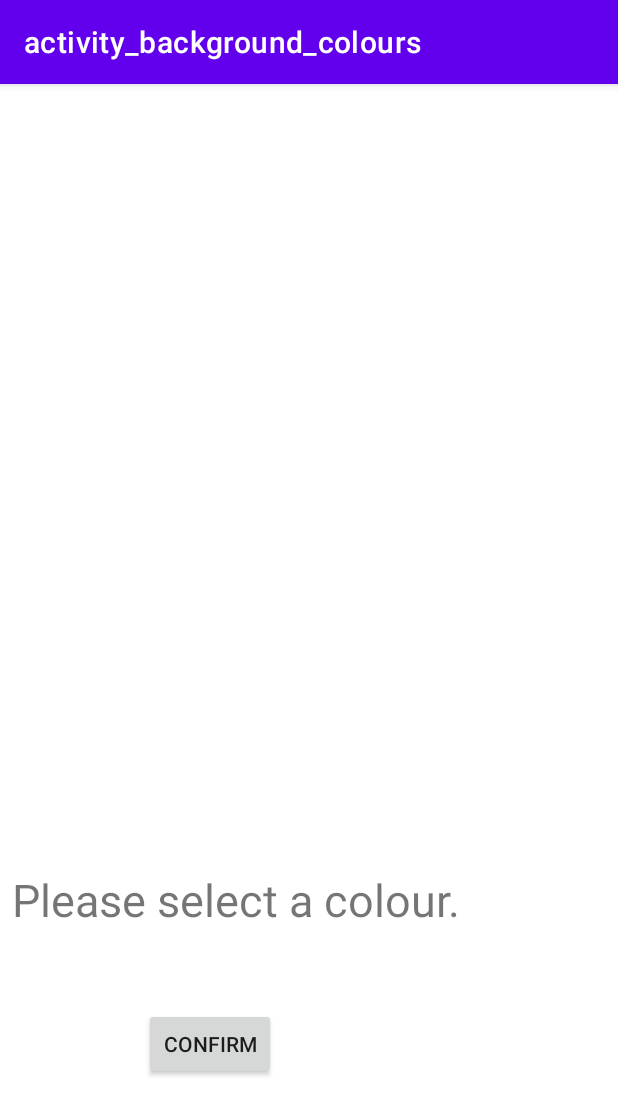
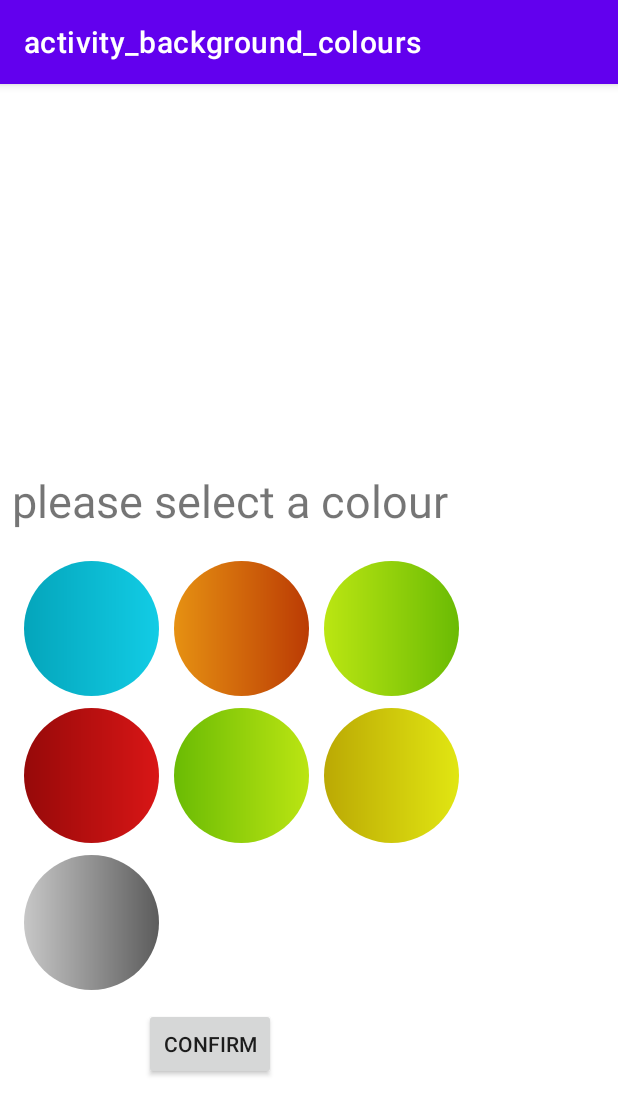
Before and after one commit to Angel2001-programmer/Calculator, an Android app: the BackgroundColours screen opened directly, with no data from a screen before it, on a phone screen of 412 x 824 dp. Shown: the top 1115 px of the screen. Run offline under Robolectric (Android 15) with nearby library versions, the phone set to English and light mode, and no system bars.

Commit message:
Commit Initial

```diff
--- a/app/src/main/java/com/timbuchalka/calculator/BackgroundColours.java
+++ b/app/src/main/java/com/timbuchalka/calculator/BackgroundColours.java
@@ -7,13 +7,16 @@ import android.view.View;
 
 import androidx.annotation.Nullable;
 import androidx.appcompat.app.AppCompatActivity;
+import androidx.core.content.ContextCompat;
 
+import com.google.android.material.snackbar.Snackbar;
 import com.timbuchalka.calculator.databinding.ActivityBackgroundColoursBinding;
 import com.timbuchalka.calculator.databinding.ActivityMainBinding;
 
-public class BackgroundColours extends AppCompatActivity {
+public class BackgroundColours extends AppCompatActivity implements View.OnClickListener {
     ActivityBackgroundColoursBinding binding;
     private static final String TAG = "BackgroundColours";
+    Boolean buttonEnabled = false;
 
     @Override
     protected void onCreate(@Nullable Bundle savedInstanceState) {
@@ -26,45 +29,42 @@ public class BackgroundColours extends AppCompatActivity {
 
         Intent intent = getIntent();
 
-        binding.confirmBTN.setOnClickListener(new View.OnClickListener() {
+        binding.ibBlue.setOnClickListener(this);
+        binding.ibGreen.setOnClickListener(this);
+        binding.ibGrey.setOnClickListener(this);
+        binding.ibLTGreen.setOnClickListener(this);
+        binding.ibOrange.setOnClickListener(this);
+        binding.ibRed.setOnClickListener(this);
+        binding.ibYellow.setOnClickListener(this);
+
+
+    }
+
     @Override
     public void onClick(View v) {
-                switch (v.getId()){
-                    case R.id.imgv_pattle_blue:
-                        Log.d(TAG, "Blue pattle: " + "was clicked.");
+        switch (v.getId()) {
+            case R.id.ib_Blue:
+                Log.d(TAG, "onClick: " + "Blue is clicked");
+
                 break;
-
-                    case R.id.imgv_pattle_grey:
-                        Log.d(TAG, "Grey pattle: " + "was clicked.");
+            case R.id.ib_Green:
+                Log.d(TAG, "onClick: " + "Green is clicked");
                 break;
-
-                    case R.id.imgv_pattle_green:
-                        Log.d(TAG, "Green pattle: " + "was clicked.");
+            case R.id.ib_Grey:
+                Log.d(TAG, "onClick: " + "Grey is clicked");
                 break;
-
-                    case R.id.imgv_pattle_red:
-                        Log.d(TAG, "Red pattle: " + "was clicked.");
+            case R.id.ib_LTGreen:
+                Log.d(TAG, "onClick: " + "LTGreen is clicked");
                 break;
-
-                    case R.id.imgv_pattle_orange:
-                        Log.d(TAG, "Orange pattle: " + "was clicked.");
+            case R.id.ib_Yellow:
+                Log.d(TAG, "onClick: " + "Yellow is clicked");
                 break;
-
-                    case R.id.imgv_pattle_yellow:
-                        Log.d(TAG, "Yellow pattle: " + "was clicked.");
+            case R.id.ib_Orange:
+                Log.d(TAG, "onClick: " + "Orange is clicked");
                 break;
-
-                    case R.id.imgv_pattle_purple:
-                        Log.d(TAG, "Purple pattle: " + "was clicked.");
-                        break;
-
-                    case R.id.imgv_pattle_ltgreen:
-                        Log.d(TAG, "light Green pattle: " + "was clicked.");
+            case R.id.ib_Red:
+                Log.d(TAG, "onClick: " + "Red is clicked");
                 break;
         }
     }
-        });
-
 }
-
-}
--- /dev/null
+++ b/app/src/main/res/drawable/button_blue.xml
@@ -0,0 +1,8 @@
+<?xml version="1.0" encoding="utf-8"?>
+<shape xmlns:android="http://schemas.android.com/apk/res/android"
+    android:shape="oval">
+    <gradient
+        android:endColor="#12CCE5"
+        android:startColor="#04A5BB"
+        android:type="linear" />
+</shape>
--- /dev/null
+++ b/app/src/main/res/drawable/button_green.xml
@@ -0,0 +1,9 @@
+<?xml version="1.0" encoding="utf-8"?>
+<shape xmlns:android="http://schemas.android.com/apk/res/android"
+    android:shape="oval">
+    <gradient
+        android:type="linear"
+        android:angle="0"
+        android:startColor="#6ABB04"
+        android:endColor="#BBE512" />
+</shape>
--- /dev/null
+++ b/app/src/main/res/drawable/button_grey.xml
@@ -0,0 +1,11 @@
+<?xml version="1.0" encoding="utf-8"?>
+<shape xmlns:android="http://schemas.android.com/apk/res/android"
+    android:shape="oval">
+    <gradient
+        android:angle="0"
+        android:endColor="#5C5C5C"
+        android:startColor="#C7C7C7"
+        android:type="linear">
+
+    </gradient>
+</shape>
--- /dev/null
+++ b/app/src/main/res/drawable/button_ltgreen.xml
@@ -0,0 +1,11 @@
+<?xml version="1.0" encoding="utf-8"?>
+<shape xmlns:android="http://schemas.android.com/apk/res/android"
+    android:shape="oval">
+    <gradient
+        android:angle="0"
+        android:endColor="#6ABB04"
+        android:startColor="#BBE612"
+        android:type="linear">
+
+    </gradient>
+</shape>
--- /dev/null
+++ b/app/src/main/res/drawable/button_orange.xml
@@ -0,0 +1,11 @@
+<?xml version="1.0" encoding="utf-8"?>
+<shape xmlns:android="http://schemas.android.com/apk/res/android"
+    android:shape="oval">
+    <gradient
+        android:angle="0"
+        android:endColor="#BB3B04"
+        android:startColor="#E69112"
+        android:type="linear">
+
+    </gradient>
+</shape>
--- /dev/null
+++ b/app/src/main/res/drawable/button_purple.xml
@@ -0,0 +1,11 @@
+<?xml version="1.0" encoding="utf-8"?>
+<shape xmlns:android="http://schemas.android.com/apk/res/android"
+    android:shape="oval">
+    <gradient
+        android:angle="0"
+        android:endColor="#5404BB"
+        android:startColor="#C812E6"
+        android:type="linear">
+
+    </gradient>
+</shape>
--- /dev/null
+++ b/app/src/main/res/drawable/button_red.xml
@@ -0,0 +1,9 @@
+<?xml version="1.0" encoding="utf-8"?>
+<shape xmlns:android="http://schemas.android.com/apk/res/android"
+    android:shape="oval">
+    <gradient
+        android:angle="0"
+        android:endColor="#D91616"
+        android:startColor="#960909"
+        android:type="linear"></gradient>
+</shape>
--- /dev/null
+++ b/app/src/main/res/drawable/button_yellow.xml
@@ -0,0 +1,9 @@
+<?xml version="1.0" encoding="utf-8"?>
+<shape xmlns:android="http://schemas.android.com/apk/res/android"
+    android:shape="oval">
+    <gradient
+        android:angle="0"
+        android:endColor="#E1E612"
+        android:startColor="#BBA904"
+        android:type="linear"></gradient>
+</shape>
--- a/app/src/main/res/drawable/ellipse_blue_50.xml
+++ b/app/src/main/res/drawable/ellipse_blue_50.xml
@@ -1,59 +1,9 @@
- <vector
-        xmlns:android="http://schemas.android.com/apk/res/android"
-        xmlns:aapt="http://schemas.android.com/aapt"
-     android:width="80dp"
-     android:height="80dp"
-        android:viewportWidth="50"
-        android:viewportHeight="50" >
+<?xml version="1.0" encoding="utf-8"?>
+<shape xmlns:android="http://schemas.android.com/apk/res/android">
 
-        <group>
-
-            <clip-path
-                android:pathData="M50 25C50 38.8071 38.8071 50 25 50C11.1929 50 0 38.8071 0 25C0 11.1929 11.1929 0 25 0C38.8071 0 50 11.1929 50 25Z"
-                />
-
-            <group
-                android:translateX="1"
-                android:translateY="0"
-                android:pivotX="25"
-                android:pivotY="25"
-                android:scaleX="2"
-                android:scaleY="2"
-                android:rotation="90"
-                >
-
-                <path
-                    android:pathData="M0 0V50H50V0"
-                    >
-
-                    <aapt:attr name="android:fillColor">
-
-                        <gradient
-                            android:type="linear"
-                            android:startX="12.5"
-                            android:startY="25"
-                            android:endX="37.5"
-                            android:endY="25"
-                            >
-
-                            <item
-                                android:color="#12CCE6"
-                                android:offset="0"
-                                />
-
-                            <item
-                                android:color="#04A5BB"
-                                android:offset="1"
-                                />
-
-                        </gradient>
-
-                    </aapt:attr>
-
-                </path>
-
-            </group>
-
-        </group>
-
-    </vector>
+    <gradient
+        android:angle="0"
+        android:endColor="#12CCE5"
+        android:startColor="#04A5BB"
+        android:type="linear"></gradient>
+</shape>
--- a/app/src/main/res/drawable/ellipse_green_50.xml
+++ b/app/src/main/res/drawable/ellipse_green_50.xml
@@ -1,60 +1,9 @@
-<vector
-    xmlns:android="http://schemas.android.com/apk/res/android"
-    xmlns:aapt="http://schemas.android.com/aapt"
-    android:width="80dp"
-    android:height="80dp"
-    android:viewportWidth="50"
-    android:viewportHeight="50"
-    >
+<?xml version="1.0" encoding="utf-8"?>
+<shape xmlns:android="http://schemas.android.com/apk/res/android">
 
-    <group>
-
-        <clip-path
-            android:pathData="M50 25C50 38.8071 38.8071 50 25 50C11.1929 50 0 38.8071 0 25C0 11.1929 11.1929 0 25 0C38.8071 0 50 11.1929 50 25Z"
-            />
-
-        <group
-            android:translateX="1"
-            android:translateY="0"
-            android:pivotX="25"
-            android:pivotY="25"
-            android:scaleX="2"
-            android:scaleY="2"
-            android:rotation="90"
-            >
-
-            <path
-                android:pathData="M0 0V50H50V0"
-                >
-
-                <aapt:attr name="android:fillColor">
-
-                    <gradient
-                        android:type="linear"
-                        android:startX="12.5"
-                        android:startY="25"
-                        android:endX="37.5"
-                        android:endY="25"
-                        >
-
-                        <item
-                            android:color="#6ABB04"
-                            android:offset="0"
-                            />
-
-                        <item
-                            android:color="#077505"
-                            android:offset="1"
-                            />
-
-                    </gradient>
-
-                </aapt:attr>
-
-            </path>
-
-        </group>
-
-    </group>
-
-</vector>
+    <gradient
+        android:type="linear"
+        android:angle="0"
+        android:startColor="#78E50B"
+        android:endColor="#077505"></gradient>
+</shape>
--- a/app/src/main/res/layout/activity_background_colours.xml
+++ b/app/src/main/res/layout/activity_background_colours.xml
@@ -11,7 +11,7 @@
         android:layout_height="wrap_content"
         android:layout_marginStart="8dp"
         android:layout_marginBottom="20dp"
-        android:text="Please select a colour."
+        android:text="@string/string_please_select_a_colour"
         android:textSize="30sp"
         app:layout_constraintBottom_toTopOf="@+id/tableLayout"
         app:layout_constraintStart_toStartOf="parent" />
@@ -29,71 +29,94 @@
             android:layout_width="match_parent"
             android:layout_height="match_parent">
 
-            <ImageView
-                android:id="@+id/imgv_pattle_green"
-                android:layout_width="wrap_content"
-                android:layout_height="wrap_content"
-                android:paddingRight="8dp"
-                app:srcCompat="@drawable/ellipse_green_50" />
+            <ImageButton
+                android:id="@+id/ib_Blue"
+                android:layout_width="90dp"
+                android:layout_height="90dp"
+                android:layout_marginRight="10dp"
+                android:background="@drawable/button_blue"
+                android:contentDescription="TODO"
+                android:tag="0"
+                tools:ignore="SpeakableTextPresentCheck,ImageContrastCheck"
+                tools:layout_editor_absoluteX="120dp"
+                tools:layout_editor_absoluteY="16dp" />
 
-            <ImageView
-                android:id="@+id/imgv_pattle_orange"
-                android:layout_width="wrap_content"
-                android:layout_height="wrap_content"
-                app:srcCompat="@drawable/ellipse_orange_50" />
 
-            <ImageView
-                android:id="@+id/imgv_pattle_yellow"
-                android:layout_width="wrap_content"
-                android:layout_height="wrap_content"
-                app:srcCompat="@drawable/ellipse_yellow_50" />
+            <ImageButton
+                android:id="@+id/ib_Orange"
+                android:layout_width="90dp"
+                android:layout_height="90dp"
+                android:layout_marginRight="10dp"
+                android:background="@drawable/button_orange"
+                android:tag="1"
+                tools:ignore="SpeakableTextPresentCheck"
+                tools:layout_editor_absoluteX="120dp"
+                tools:layout_editor_absoluteY="16dp" />
+
+            <ImageButton
+                android:id="@+id/ib_LTGreen"
+                android:layout_width="90dp"
+                android:layout_height="90dp"
+                android:background="@drawable/button_ltgreen"
+                android:tag="2"
+                tools:ignore="SpeakableTextPresentCheck"
+                tools:layout_editor_absoluteX="120dp"
+                tools:layout_editor_absoluteY="16dp" />
         </TableRow>
 
         <TableRow
             android:layout_width="match_parent"
             android:layout_height="match_parent"
-            android:paddingTop="10dp">
+            android:layout_marginTop="8dp">
 
-            <ImageView
-                android:id="@+id/imgv_pattle_grey"
-                android:layout_width="wrap_content"
-                android:layout_height="wrap_content"
-                android:paddingRight="8dp"
-                app:srcCompat="@drawable/ellipse_grey_50" />
+            <ImageButton
+                android:id="@+id/ib_Red"
+                android:layout_width="90dp"
+                android:layout_height="90dp"
+                android:layout_marginRight="10dp"
+                android:tag="3"
+                android:background="@drawable/button_red"
+                tools:ignore="SpeakableTextPresentCheck"
+                tools:layout_editor_absoluteX="120dp"
+                tools:layout_editor_absoluteY="16dp" />
 
-            <ImageView
-                android:id="@+id/imgv_pattle_blue"
-                android:layout_width="wrap_content"
-                android:layout_height="wrap_content"
-                android:paddingRight="8dp"
-                app:srcCompat="@drawable/ellipse_blue_50" />
+            <ImageButton
+                android:id="@+id/ib_Green"
+                android:layout_width="90dp"
+                android:layout_height="90dp"
+                android:layout_marginRight="10dp"
+                android:tag="4"
+                android:background="@drawable/button_green"
+                tools:ignore="SpeakableTextPresentCheck"
+                tools:layout_editor_absoluteX="120dp"
+                tools:layout_editor_absoluteY="16dp" />
 
-            <ImageView
-                android:id="@+id/imgv_pattle_purple"
-                android:layout_width="wrap_content"
-                android:layout_height="wrap_content"
-                app:srcCompat="@drawable/ellipse_purple_50" />
+            <ImageButton
+                android:id="@+id/ib_Yellow"
+                android:layout_width="90dp"
+                android:layout_height="90dp"
+                android:background="@drawable/button_yellow"
+                android:tag="5"
+                tools:ignore="SpeakableTextPresentCheck"
+                tools:layout_editor_absoluteX="120dp"
+                tools:layout_editor_absoluteY="16dp" />
         </TableRow>
 
         <TableRow
             android:layout_width="match_parent"
             android:layout_height="match_parent"
-            android:paddingTop="10dp">
+            android:layout_marginTop="8dp">
 
-            <ImageView
-                android:id="@+id/imgv_pattle_red"
-                android:layout_width="wrap_content"
-                android:layout_height="wrap_content"
-                android:paddingRight="8dp"
-                app:srcCompat="@drawable/ellipse_red_50" />
-
-            <ImageView
-                android:id="@+id/imgv_pattle_ltgreen"
-                android:layout_width="wrap_content"
-                android:layout_height="wrap_content"
-                android:paddingRight="8dp"
-                app:srcCompat="@drawable/ellipse_ltgreen_50" />
-
+            <ImageButton
+                android:id="@+id/ib_Grey"
+                android:layout_width="90dp"
+                android:layout_height="90dp"
+                android:layout_marginEnd="10dp"
+                android:background="@drawable/button_grey"
+                android:tag="6"
+                tools:ignore="SpeakableTextPresentCheck"
+                tools:layout_editor_absoluteX="120dp"
+                tools:layout_editor_absoluteY="16dp" />
         </TableRow>
 
     </TableLayout>
@@ -107,4 +130,5 @@
         android:text="Confirm"
         app:layout_constraintBottom_toBottomOf="parent"
         app:layout_constraintStart_toStartOf="@+id/tableLayout" />
+
 </androidx.constraintlayout.widget.ConstraintLayout>
--- a/app/src/main/res/values/dimens.xml
+++ b/app/src/main/res/values/dimens.xml
@@ -1,5 +1,6 @@
-<resources>
+<resources xmlns:tools="http://schemas.android.com/tools">
     <!-- Default screen margins, per the Android Design guidelines. -->
     <dimen name="activity_horizontal_margin">16dp</dimen>
     <dimen name="activity_vertical_margin">16dp</dimen>
+    <dimen name="design_fab_image_size" tools:overide="true">56dp</dimen>
 </resources>
--- a/app/src/main/res/values/strings.xml
+++ b/app/src/main/res/values/strings.xml
@@ -11,5 +11,7 @@
     <string name="night_mode">Night mode</string>
     <string name="calculator_backgrounds">Calculator Backgrounds</string>
     <string name="title_activity_test">test</string>
-    <string name="title_activity_background">activity_background_colours</string>/>
+    <string name="title_activity_background">activity_background_colours</string>
+    <string name="please_select_a_colour">Please select a colour.</string>
+    <string name="string_please_select_a_colour">please select a colour</string>/>
 </resources>
```
Lines whose indentation alone changed are shown as unchanged.
